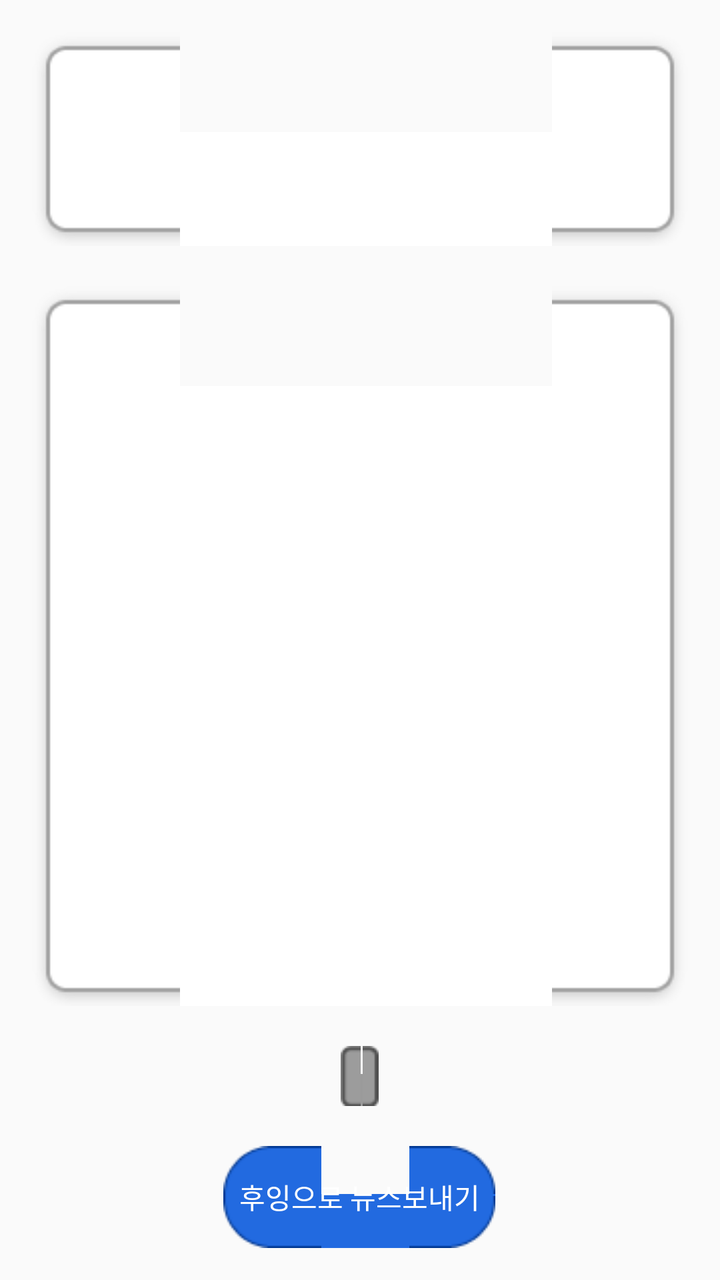
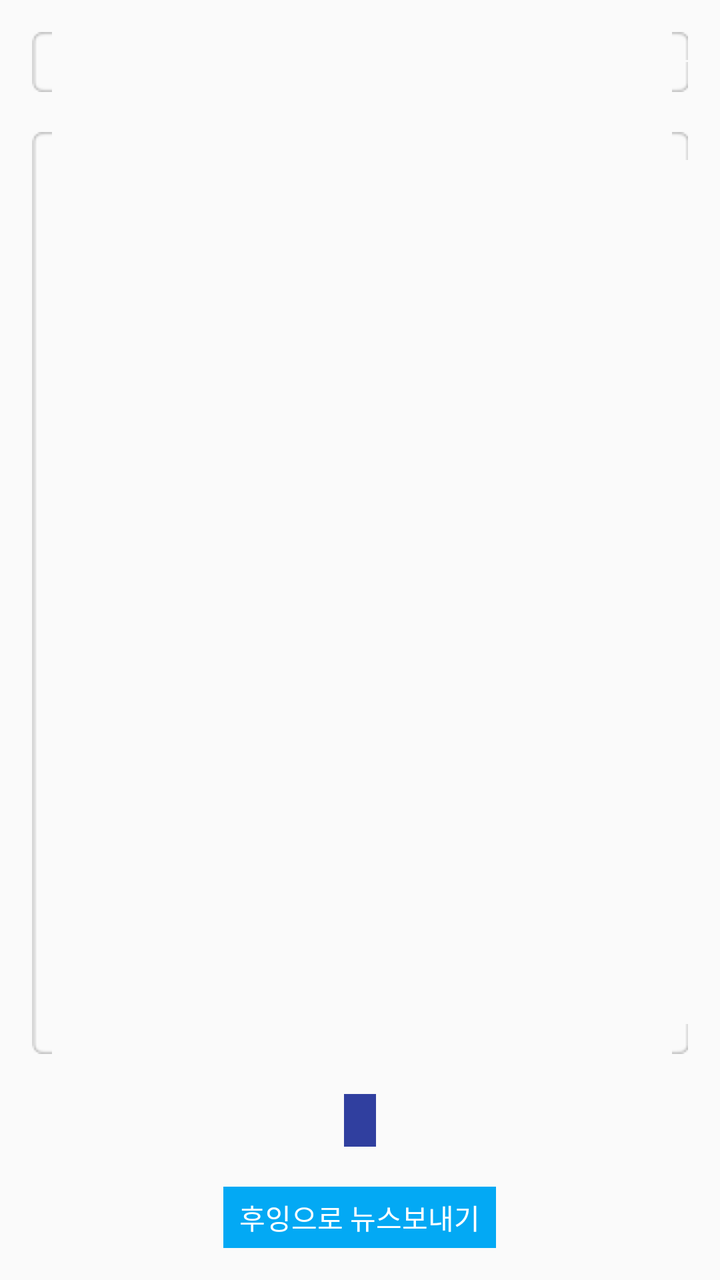

An Android layout rendered at two revisions. The XML below is the earlier revision; the diff shows what the commit changed to produce the second picture.
<!-- AndroidManifest.xml: application theme AppTheme -->
<!-- res/layout/activity_post_news.xml -->
<LinearLayout xmlns:android="http://schemas.android.com/apk/res/android"
    xmlns:tools="http://schemas.android.com/tools"
    android:layout_width="match_parent"
    android:layout_height="match_parent"
    android:orientation="vertical"
    android:paddingBottom="@dimen/activity_vertical_margin"
    android:paddingLeft="@dimen/activity_horizontal_margin"
    android:paddingRight="@dimen/activity_horizontal_margin"
    android:paddingTop="@dimen/activity_vertical_margin"
    tools:context=".PostNewsActivity" >

    <EditText
        android:id="@+id/post_news_subject"
        android:layout_width="match_parent"
        android:layout_height="wrap_content"
        android:background="@drawable/input_box_round_2"
        android:inputType="text"
        android:padding="5dp"
        android:textSize="18sp" />

    <EditText
        android:id="@+id/post_news_content"
        android:layout_width="match_parent"
        android:layout_height="0dp"
        android:layout_marginTop="20dp"
        android:layout_weight="0.3"
        android:gravity="top|left"
        android:background="@drawable/input_box_round_2"
        android:inputType="textMultiLine"
        android:lines="10"
        android:maxLines="10"
        android:padding="5dp"
        android:textSize="16sp" />

    <TextView
        android:id="@+id/post_news_url"
        android:layout_width="wrap_content"
        android:layout_height="wrap_content"
        android:layout_gravity="center_horizontal"
        android:layout_marginTop="20dp"
        android:background="@drawable/gray_box"
        android:gravity="center"
        android:paddingBottom="5dp"
        android:paddingLeft="8dp"
        android:paddingRight="8dp"
        android:paddingTop="5dp"
        android:textColor="@color/text_white"
        android:textSize="12sp" />

    <TextView
        android:id="@+id/post_news_do_post"
        android:layout_width="wrap_content"
        android:layout_height="wrap_content"
        android:layout_gravity="center_horizontal"
        android:layout_marginTop="20dp"
        android:background="@drawable/input_color_box_3"
        android:gravity="center"
        android:paddingBottom="5dp"
        android:paddingLeft="8dp"
        android:paddingRight="8dp"
        android:paddingTop="5dp"
        android:text="@string/title_activity_post_news"
        android:textColor="@color/text_white" />

</LinearLayout>
<!-- resources referenced by this layout -->
<resources>
  <color name="text_white">#FFFFFF</color>
  <dimen name="activity_horizontal_margin">16dp</dimen>
  <dimen name="activity_vertical_margin">16dp</dimen>
  <!-- drawable gray_box: png bitmap (drawable, 3073 bytes) -->
  <!-- drawable input_box_round_2: png bitmap (drawable, 4422 bytes) -->
  <!-- drawable input_color_box_3: png bitmap (drawable, 4025 bytes) -->
  <string name="title_activity_post_news">후잉으로 뉴스보내기</string>
  <style name="AppTheme" parent="Theme.AppCompat.Light.DarkActionBar">
          
          <item name="colorPrimary">@color/colorPrimary</item>
          <item name="colorPrimaryDark">@color/colorPrimaryDark</item>
          <item name="colorAccent">@color/colorAccent</item>
          <item name="windowActionBar">false</item>
          <item name="windowNoTitle">true</item>
          <item name="preferenceTheme">@style/PreferenceThemeOverlay</item>
      </style>
  <color name="colorPrimary">#3F51B5</color>
  <color name="colorPrimaryDark">#303F9F</color>
  <color name="colorAccent">#03A9F4</color>
</resources>

<!-- the commit's change to res/layout/activity_post_news.xml (unified diff, before → after) -->
@@ -12,8 +12,8 @@
     <EditText
         android:id="@+id/post_news_subject"
         android:layout_width="match_parent"
-        android:layout_height="wrap_content"
-        android:background="@drawable/input_box_round_2"
+        android:layout_height="30dp"
+        android:background="@drawable/white_box_2"
         android:inputType="text"
         android:padding="5dp"
         android:textSize="18sp" />
@@ -24,8 +24,8 @@
         android:layout_height="0dp"
         android:layout_marginTop="20dp"
         android:layout_weight="0.3"
+        android:background="@drawable/white_box_2"
         android:gravity="top|left"
-        android:background="@drawable/input_box_round_2"
         android:inputType="textMultiLine"
         android:lines="10"
         android:maxLines="10"
@@ -38,7 +38,7 @@
         android:layout_height="wrap_content"
         android:layout_gravity="center_horizontal"
         android:layout_marginTop="20dp"
-        android:background="@drawable/gray_box"
+        android:background="@color/colorPrimaryDark"
         android:gravity="center"
         android:paddingBottom="5dp"
         android:paddingLeft="8dp"
@@ -53,7 +53,7 @@
         android:layout_height="wrap_content"
         android:layout_gravity="center_horizontal"
         android:layout_marginTop="20dp"
-        android:background="@drawable/input_color_box_3"
+        android:background="@color/colorAccent"
         android:gravity="center"
         android:paddingBottom="5dp"
         android:paddingLeft="8dp"
<!-- resource entries referenced after the edit -->
@@ -3,9 +3,7 @@
   <color name="text_white">#FFFFFF</color>
   <dimen name="activity_horizontal_margin">16dp</dimen>
   <dimen name="activity_vertical_margin">16dp</dimen>
-  <!-- drawable gray_box: png bitmap (drawable, 3073 bytes) -->
-  <!-- drawable input_box_round_2: png bitmap (drawable, 4422 bytes) -->
-  <!-- drawable input_color_box_3: png bitmap (drawable, 4025 bytes) -->
+  <!-- drawable white_box_2: png bitmap (drawable, 3047 bytes) -->
   <string name="title_activity_post_news">후잉으로 뉴스보내기</string>
   <style name="AppTheme" parent="Theme.AppCompat.Light.DarkActionBar">
           
